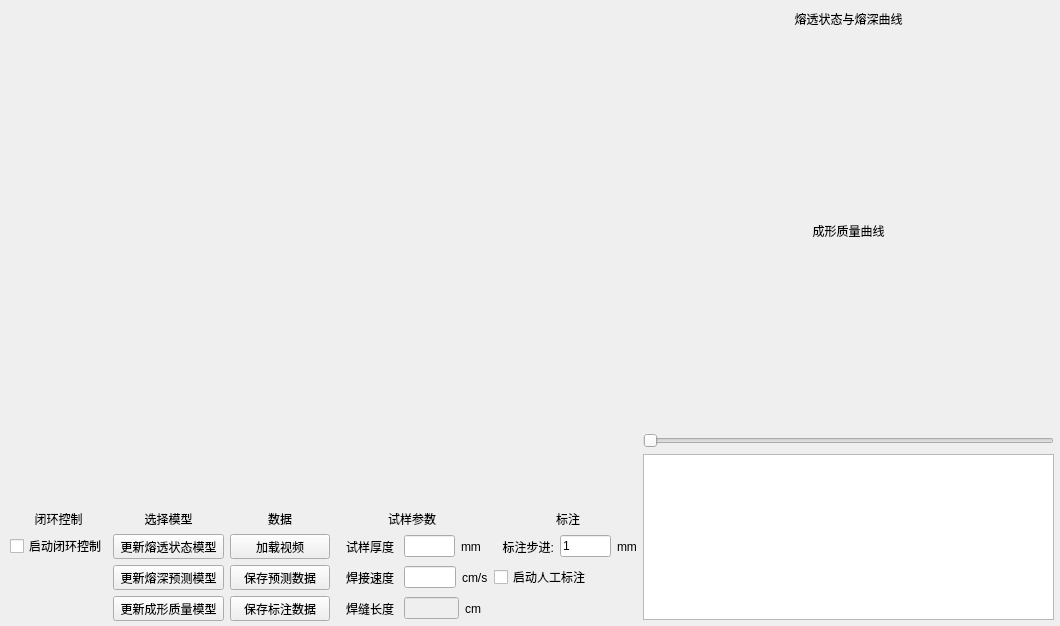
Old version of the form src/CameraSample/Widgets/ImageResult.ui in the repository weinaike/camera.
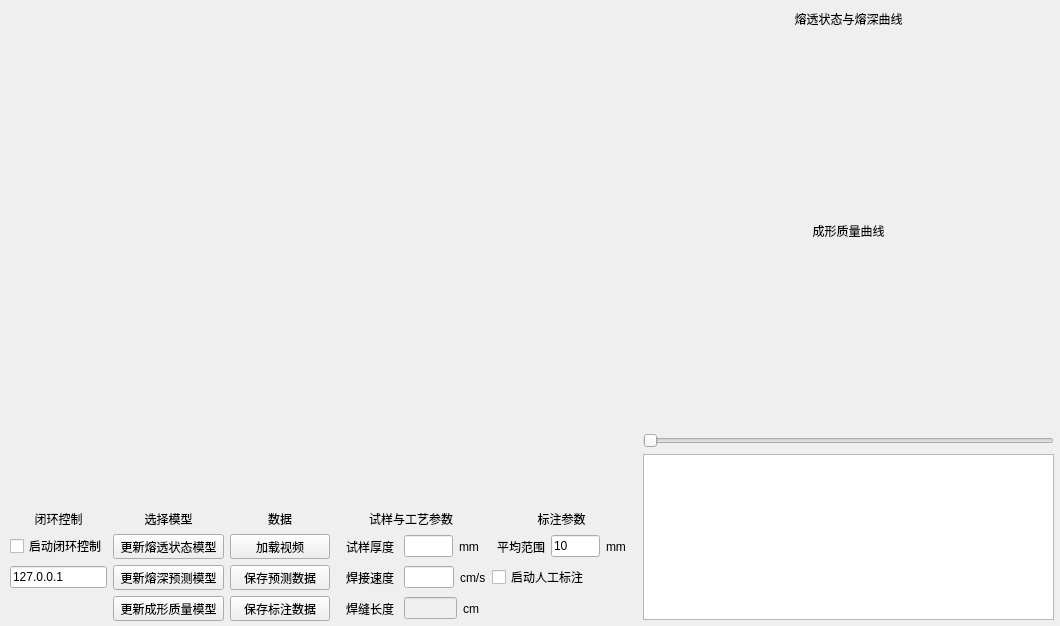
New version of the form. Custom widgets are drawn as their Qt base class.

Commit message: 支持标注 支撑snap通信 支撑相机参数设置

What changed in the file:
```diff
--- a/src/CameraSample/Widgets/ImageResult.ui
+++ b/src/CameraSample/Widgets/ImageResult.ui
@@ -220,7 +220,7 @@
     <rect>
      <x>0</x>
      <y>510</y>
-     <width>652</width>
+     <width>641</width>
      <height>111</height>
     </rect>
    </property>
@@ -364,7 +364,7 @@
     <item row="0" column="3">
      <widget class="QLabel" name="label_8">
       <property name="text">
-       <string>试样参数</string>
+       <string>试样与工艺参数</string>
       </property>
       <property name="alignment">
        <set>Qt::AlignCenter</set>
@@ -424,7 +424,7 @@
     <item row="0" column="4">
      <widget class="QLabel" name="label_15">
       <property name="text">
-       <string>标注</string>
+       <string>标注参数</string>
       </property>
       <property name="alignment">
        <set>Qt::AlignCenter</set>
@@ -442,7 +442,7 @@
       <item>
        <widget class="QLabel" name="label_6">
         <property name="text">
-         <string> 标注步进:</string>
+         <string>平均范围</string>
         </property>
         <property name="alignment">
          <set>Qt::AlignCenter</set>
@@ -452,7 +452,7 @@
       <item>
        <widget class="QLineEdit" name="lineEdit_label_step">
         <property name="text">
-         <string>1</string>
+         <string>10</string>
         </property>
        </widget>
       </item>
@@ -481,13 +481,20 @@
       </property>
      </widget>
     </item>
-    <item row="2" column="0">
+    <item row="3" column="0">
      <widget class="QLabel" name="label_control">
       <property name="text">
        <string/>
       </property>
      </widget>
     </item>
+    <item row="2" column="0">
+     <widget class="QLineEdit" name="lineEdit_ip">
+      <property name="text">
+       <string>127.0.0.1</string>
+      </property>
+     </widget>
+    </item>
    </layout>
   </widget>
  </widget>
```
Left out of the diff: 3 changed lines with no effect on the pictures. The commit also changes 22 other files.
